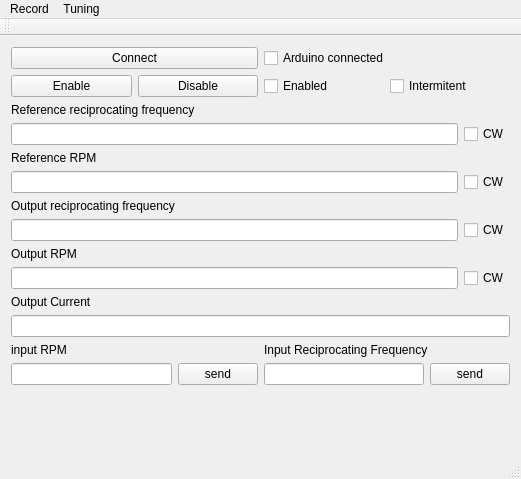
Qt form SSC-Interface/mainwindow.ui (jordaorodolfo/SSC) before a commit.
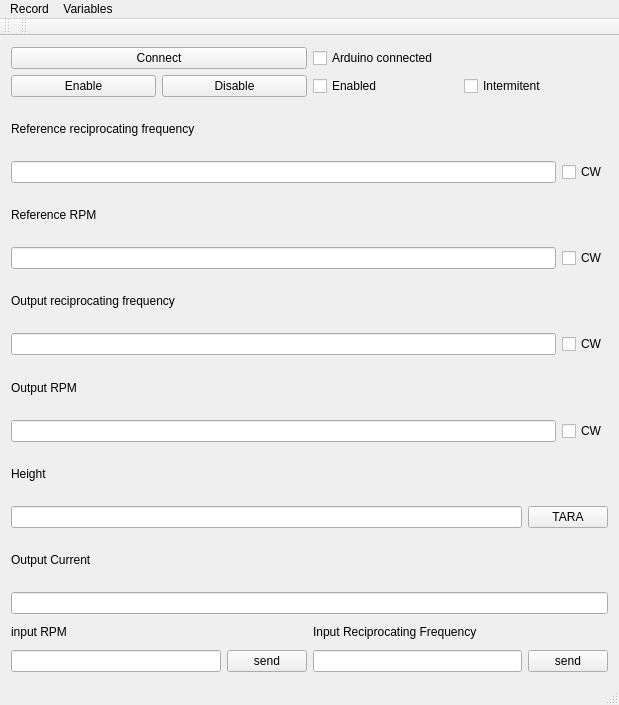
The same form after that commit.

Commit message: Major changes on the interface: -Remove self-tuning part. -Initial implementation of internal variable editor

Diff of the .ui file:
```diff
--- a/SSC-Interface/mainwindow.ui
+++ b/SSC-Interface/mainwindow.ui
@@ -6,8 +6,8 @@
    <rect>
     <x>0</x>
     <y>0</y>
-    <width>521</width>
-    <height>479</height>
+    <width>619</width>
+    <height>705</height>
    </rect>
   </property>
   <property name="sizePolicy">
@@ -197,6 +197,27 @@
       </item>
      </layout>
     </item>
+    <item>
+     <widget class="QLabel" name="label_8">
+      <property name="text">
+       <string>Height</string>
+      </property>
+     </widget>
+    </item>
+    <item>
+     <layout class="QHBoxLayout" name="horizontalLayout_10">
+      <item>
+       <widget class="QLineEdit" name="lineEditHeight"/>
+      </item>
+      <item>
+       <widget class="QPushButton" name="pushButtonHeightTARA">
+        <property name="text">
+         <string>TARA</string>
+        </property>
+       </widget>
+      </item>
+     </layout>
+    </item>
     <item>
      <widget class="QLabel" name="label_4">
       <property name="text">
@@ -261,19 +282,6 @@
       </item>
      </layout>
     </item>
-    <item>
-     <spacer name="verticalSpacer">
-      <property name="orientation">
-       <enum>Qt::Vertical</enum>
-      </property>
-      <property name="sizeHint" stdset="0">
-       <size>
-        <width>20</width>
-        <height>40</height>
-       </size>
-      </property>
-     </spacer>
-    </item>
    </layout>
   </widget>
   <widget class="QMenuBar" name="menuBar">
@@ -281,8 +289,8 @@
     <rect>
      <x>0</x>
      <y>0</y>
-     <width>521</width>
-     <height>19</height>
+     <width>619</width>
+     <height>27</height>
     </rect>
    </property>
    <widget class="QMenu" name="menuRecord">
@@ -306,9 +314,9 @@
     <addaction name="separator"/>
     <addaction name="menuSample_Number"/>
    </widget>
-   <widget class="QMenu" name="menuTuning">
+   <widget class="QMenu" name="menuVariables">
     <property name="title">
-     <string>Tuning</string>
+     <string>Variables</string>
     </property>
     <widget class="QMenu" name="menuAuto_self_tune">
      <property name="title">
@@ -323,7 +331,7 @@
     <addaction name="menuAuto_self_tune"/>
    </widget>
    <addaction name="menuRecord"/>
-   <addaction name="menuTuning"/>
+   <addaction name="menuVariables"/>
   </widget>
   <widget class="QToolBar" name="mainToolBar">
    <attribute name="toolBarArea">
@@ -334,6 +342,17 @@
    </attribute>
   </widget>
   <widget class="QStatusBar" name="statusBar"/>
+  <widget class="QToolBar" name="toolBar">
+   <property name="windowTitle">
+    <string>toolBar</string>
+   </property>
+   <attribute name="toolBarArea">
+    <enum>TopToolBarArea</enum>
+   </attribute>
+   <attribute name="toolBarBreak">
+    <bool>false</bool>
+   </attribute>
+  </widget>
   <action name="actionError">
    <property name="text">
     <string>Error</string>
```
Left out of the diff: 44 changed lines with no effect on the pictures. The commit also changes 9 other files.
